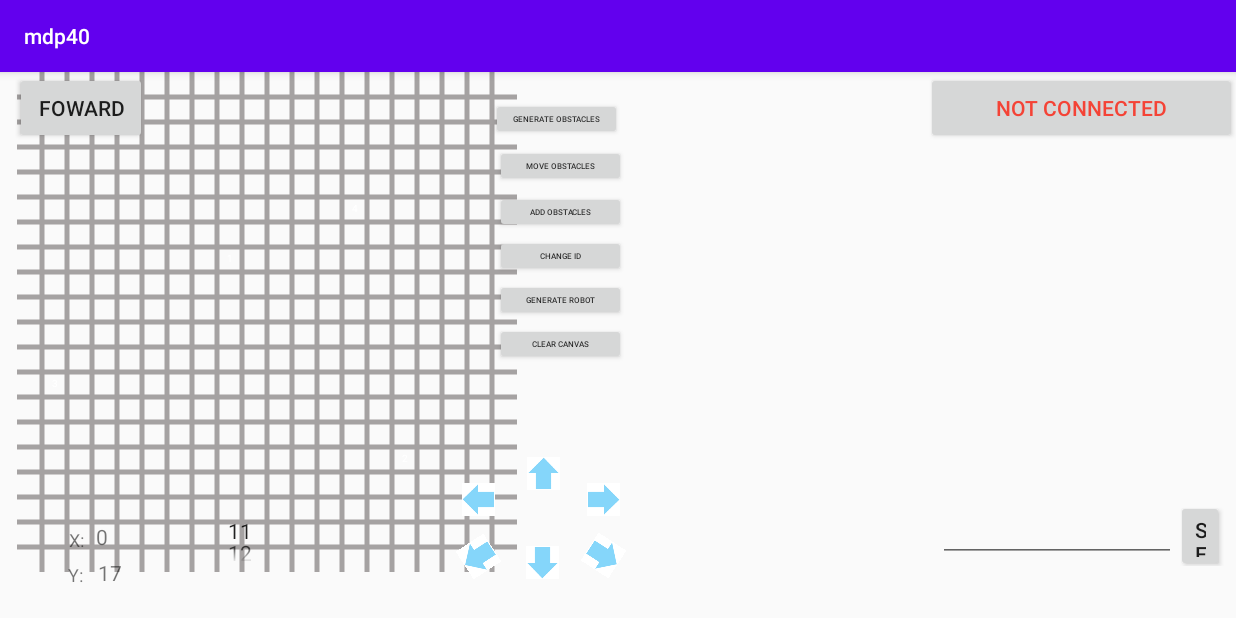
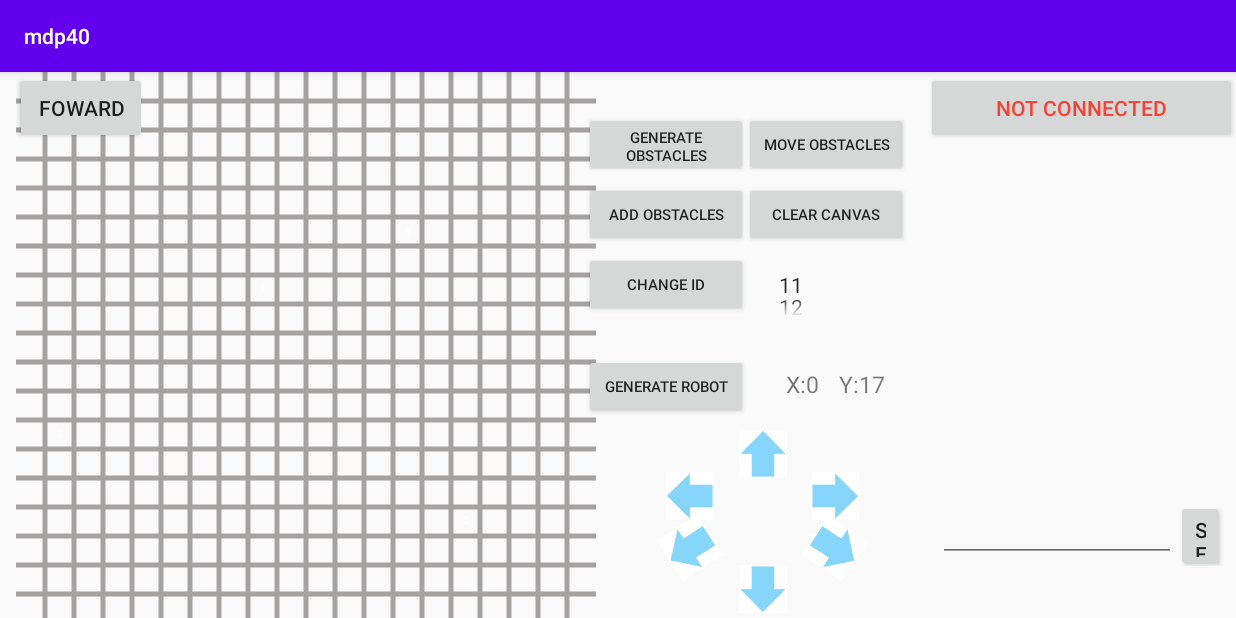
Before and after one commit to Anthony-Zou/mdp40, an Android app: the screen it shows after launch (MainActivity), on a phone screen of 824 x 412 dp (held sideways). Run offline under Robolectric (Android 15) with nearby library versions, the phone set to English and light mode, and no system bars.

Commit message:
changed ui

```diff
--- a/app/src/main/java/com/example/mdp40/MapGeneration/GridMap.java
+++ b/app/src/main/java/com/example/mdp40/MapGeneration/GridMap.java
@@ -96,7 +96,7 @@ public class GridMap extends View{
         int dimension = Math.min(getMeasuredWidth(), getMeasuredHeight());
         cellSize = dimension/20;
 
-        setMeasuredDimension(500, 500);
+        setMeasuredDimension(580, 580);
     }
 
     @Override
@@ -106,9 +106,8 @@ public class GridMap extends View{
 
         drawGridMap(canvas);
         if (game.getGripMap()[0][0] != -1) {
+            //obstacle control
             drawObstacles(canvas);
-            drawRobot(canvas);
-            game.displayLoc(robotleftImage, robottopImage);
             obsIdentity = obstacle.getObsIdentity();
             //Check obsLocation array
             for (int i = 0; i < obsLocation.length; i++) {
@@ -119,21 +118,26 @@ public class GridMap extends View{
             }
             System.out.println();
 
-            //set latest robot location
-            mapPanelFragment = new mapPanelFragment();
-
-
-
             //add numbers to obstacles
             //System.out.println("gridmap new id update:" + newId);
             //System.out.println("todraw obslocation:"+ Arrays.toString(obsLocation[3]));
             for (int i = 0; i < no_of_obs; i++) {
                 //System.out.println("obsLoc changed to: "+ (obsLocation[3][i]));
-                System.out.println("i: "+ i);
+                //System.out.println("i: "+ i);
                 addNumber(canvas, obsIdentity[1][obsLocation[3][i]-11],
                         (float) (obsLocation[0][i] + 0.4) * cellSize,
                         (float) (obsLocation[1][i] + 0.6) * cellSize, obsLocation[4][i]);
             }
+
+            //robot control
+            drawRobot(canvas);
+            game.displayLoc(robotleftImage, robottopImage);
+            //set latest robot location
+            mapPanelFragment = new mapPanelFragment();
+            System.out.println("robot moving1: "+ robotleftImage+ " "+ robottopImage + " " + faceDirection);
+            mapPanelFragment.retrieveCurrentRobot(robotleftImage, robottopImage, faceDirection);
+            System.out.println("robot moving2: "+ robotleftImage+ " "+ robottopImage + " " + faceDirection);
+
         }
         else {
             clearAll();
@@ -362,6 +366,7 @@ public class GridMap extends View{
 
     private void drawRobot(Canvas canvas) {
         resizedRobot = getResizedBitmap(robotBitmap, 3);
+        //place robot on the grid map
         if (game.getGripMap()[0][0] == 2) {
             rotateBitmap(canvas, resizedRobot, robotleftImage, robottopImage, robotAngle);
         }
--- a/app/src/main/java/com/example/mdp40/fragments/mapPanelFragment.java
+++ b/app/src/main/java/com/example/mdp40/fragments/mapPanelFragment.java
@@ -62,6 +62,7 @@ public class mapPanelFragment extends Fragment {
     });
 
 
+
     public mapPanelFragment() {
         // Required empty public constructor
     }
@@ -72,7 +73,10 @@ public class mapPanelFragment extends Fragment {
     private consoleFragment console ;
     String textMessage= "";
     static int currentObs;
-    static int currentRobot;
+    static int currentRobotL;
+    static int currentRobotR;
+    String direction = new String();
+    static int faceDirection;
     boolean changeId = false;
 
     int[] currentId1;
@@ -142,7 +146,7 @@ public class mapPanelFragment extends Fragment {
         obsId.setMaxValue(allId.length-1);
         obsId.setMinValue(0);
         obsId.setWrapSelectorWheel(false);
-                //String data ="{'x':"+gridMap.robotleftImage+",'y':"+gridMap.robottopImage+",'d':'w'}";
+
 
         obsId.setOnValueChangedListener(new NumberPicker.OnValueChangeListener() {
             @Override
@@ -244,21 +248,20 @@ public class mapPanelFragment extends Fragment {
 
             @Override
             public void onClick(View v) {
-
-
-
-
+                //“ROBOT, <x>, <y>, <direction>”
+                //System.out.println("faceDirection: " + faceDirection);
+                sendBTMessage(bluetoothService);
+                //System.out.println("CurrentRobotL: " + currentRobotL);
                 gridMap.moveForward();
                 gridMap.invalidate();
             }
-
-
         });
 
         //Click to move robot backward
         backwardView.setOnClickListener(new View.OnClickListener() {
             @Override
             public void onClick(View v) {
+                sendBTMessage(bluetoothService);
                 gridMap.moveBackward();
                 gridMap.invalidate();
             }
@@ -268,6 +271,7 @@ public class mapPanelFragment extends Fragment {
         turnLView.setOnClickListener(new View.OnClickListener() {
             @Override
             public void onClick(View v) {
+                sendBTMessage(bluetoothService);
                 gridMap.rotateLeft();
                 gridMap.invalidate();
             }
@@ -277,6 +281,7 @@ public class mapPanelFragment extends Fragment {
         turnRView.setOnClickListener(new View.OnClickListener() {
             @Override
             public void onClick(View v) {
+                sendBTMessage(bluetoothService);
                 gridMap.rotateRight();
                 gridMap.invalidate();
             }
@@ -326,7 +331,7 @@ public class mapPanelFragment extends Fragment {
             @Override
             public void onClick(View view) {
                 String data ="Foward KGBKJBKLJH";
-  bluetoothService.write(data.getBytes());
+                bluetoothService.write(data.getBytes());
             }
         });
 
@@ -344,10 +349,37 @@ public class mapPanelFragment extends Fragment {
         this.currentObs = currentObs;
     }
 
-//    public void retrieveCurrentRobot(int currentRobotL, int currentRobotR){
-//        this.currentRobotL = currentRobotL;
-//        this.currentRobotR = currentRobotR;
-//    }
+    public void retrieveCurrentRobot(int currentRobotL, int currentRobotR, int faceDirection){
+        this.currentRobotL = currentRobotL;
+        this.currentRobotR = currentRobotR;
+        this.faceDirection = faceDirection;
+        System.out.println("CurrentRobotL retrieve method: " + currentRobotL+ " "+ currentRobotR + " " + faceDirection);
+    }
+
+    public String getFaceDirection(int faceDirection){
+        String direction = new String();
+        if (faceDirection == 90){
+            direction ="S";
+        }
+        else if (faceDirection == 180){
+            direction = "W";
+        }
+        else if (faceDirection == 270){
+            direction = "N";
+        }
+        else{
+            direction = "E";
+        }
+        System.out.println("direction getFaceDirection: " + direction);
+        return direction;
+    }
+
+    public void sendBTMessage(BluetoothService bluetoothService){
+        direction = getFaceDirection(faceDirection);
+        String data ="ROBOT, <" + currentRobotL +">, <" + currentRobotR
+                + ">, <" + direction + ">";
+        bluetoothService.write(data.getBytes());
+    }
 
 
     private void onClickSend2() {
--- a/app/src/main/res/layout/fragment_panel_center.xml
+++ b/app/src/main/res/layout/fragment_panel_center.xml
@@ -11,91 +11,230 @@
 
     <Button
         android:id="@+id/moveObs"
-
-        android:layout_width="87dp"
-        android:layout_height="28dp"
+        android:layout_width="109dp"
+        android:layout_height="43dp"
         android:text="Move Obstacles"
-        android:textSize="5sp"
+        android:textSize="10sp"
         app:layout_constraintBottom_toBottomOf="parent"
         app:layout_constraintEnd_toEndOf="parent"
-        app:layout_constraintHorizontal_bias="0.627"
+        app:layout_constraintHorizontal_bias="0.996"
         app:layout_constraintStart_toStartOf="parent"
         app:layout_constraintTop_toTopOf="parent"
-        app:layout_constraintVertical_bias="0.144" />
+        app:layout_constraintVertical_bias="0.084" />
+
+    <NumberPicker
+        android:id="@+id/numberPicker"
+        android:layout_width="44dp"
+        android:layout_height="43dp"
+        app:layout_constraintBottom_toBottomOf="parent"
+        app:layout_constraintEnd_toEndOf="parent"
+
+        app:layout_constraintHorizontal_bias="0.895"
+        app:layout_constraintStart_toStartOf="parent"
+        app:layout_constraintTop_toTopOf="parent"
+        app:layout_constraintVertical_bias="0.375" />
+
+    <Button
+        android:id="@+id/addObs"
+        android:layout_width="109dp"
+        android:layout_height="43dp"
+        android:text="Add obstacles"
+        android:textSize="10sp"
+        app:layout_constraintBottom_toBottomOf="parent"
+        app:layout_constraintEnd_toEndOf="parent"
+        app:layout_constraintHorizontal_bias="0.778"
+        app:layout_constraintStart_toStartOf="parent"
+        app:layout_constraintTop_toTopOf="parent"
+        app:layout_constraintVertical_bias="0.229" />
+
+    <Button
+        android:id="@+id/changeId"
+        android:layout_width="109dp"
+        android:layout_height="43dp"
+        android:text="Change id"
+        android:textSize="10sp"
+        app:layout_constraintBottom_toBottomOf="parent"
+        app:layout_constraintEnd_toEndOf="parent"
+
+        app:layout_constraintHorizontal_bias="0.778"
+        app:layout_constraintStart_toStartOf="parent"
+        app:layout_constraintTop_toTopOf="parent"
+        app:layout_constraintVertical_bias="0.375" />
+
+    <Button
+        android:id="@+id/genMap"
+        android:layout_width="109dp"
+        android:layout_height="43dp"
+        android:text="Generate Obstacles"
+        android:textSize="10sp"
+        app:layout_constraintBottom_toBottomOf="parent"
+        app:layout_constraintEnd_toEndOf="parent"
+        app:layout_constraintHorizontal_bias="0.778"
+        app:layout_constraintStart_toStartOf="parent"
+        app:layout_constraintTop_toTopOf="parent"
+        app:layout_constraintVertical_bias="0.084" />
 
     <Button
         android:id="@+id/clearCanvas"
-        android:layout_width="87dp"
-        android:layout_height="28dp"
+        android:layout_width="109dp"
+        android:layout_height="43dp"
         android:text="Clear canvas"
-        android:textSize="5sp"
+        android:textSize="10sp"
         app:layout_constraintBottom_toBottomOf="parent"
         app:layout_constraintEnd_toEndOf="parent"
 
-        app:layout_constraintHorizontal_bias="0.627"
+        app:layout_constraintHorizontal_bias="0.996"
         app:layout_constraintStart_toStartOf="parent"
         app:layout_constraintTop_toTopOf="parent"
-        app:layout_constraintVertical_bias="0.498" />
-
-    <Button
-        android:id="@+id/genMap"
-        android:layout_width="87dp"
-        android:layout_height="28dp"
-        android:text="Generate Obstacles"
-        android:textSize="5sp"
-        app:layout_constraintBottom_toBottomOf="parent"
-        app:layout_constraintEnd_toEndOf="parent"
-        app:layout_constraintHorizontal_bias="0.622"
-        app:layout_constraintStart_toStartOf="parent"
-        app:layout_constraintTop_toTopOf="parent"
-        app:layout_constraintVertical_bias="0.051" />
+        app:layout_constraintVertical_bias="0.229" />
 
     <Button
         android:id="@+id/genRobot"
-        android:layout_width="87dp"
-        android:layout_height="28dp"
+        android:layout_width="109dp"
+        android:layout_height="43dp"
         android:text="Generate Robot"
-        android:textSize="5sp"
+        android:textSize="10sp"
         app:layout_constraintBottom_toBottomOf="parent"
         app:layout_constraintEnd_toEndOf="parent"
 
-        app:layout_constraintHorizontal_bias="0.627"
+        app:layout_constraintHorizontal_bias="0.778"
         app:layout_constraintStart_toStartOf="parent"
         app:layout_constraintTop_toTopOf="parent"
-        app:layout_constraintVertical_bias="0.411" />
+        app:layout_constraintVertical_bias="0.587" />
 
-    <Button
-        android:id="@+id/addObs"
-        android:layout_width="87dp"
-        android:layout_height="28dp"
-        android:text="Add obstacles"
-        android:textSize="5sp"
+    <TextView
+        android:id="@+id/robotRightImage"
+        android:layout_width="wrap_content"
+        android:layout_height="wrap_content"
+        android:text="TextView"
+        android:textSize="15sp"
         app:layout_constraintBottom_toBottomOf="parent"
         app:layout_constraintEnd_toEndOf="parent"
-        app:layout_constraintHorizontal_bias="0.627"
-        app:layout_constraintStart_toStartOf="parent"
+        app:layout_constraintHorizontal_bias="0.0"
+        app:layout_constraintStart_toEndOf="@+id/robotY"
         app:layout_constraintTop_toTopOf="parent"
-        app:layout_constraintVertical_bias="0.237" />
+        app:layout_constraintVertical_bias="0.576" />
 
-    <Button
-        android:id="@+id/changeId"
-        android:layout_width="87dp"
-        android:layout_height="28dp"
-        android:text="Change id"
-        android:textSize="5sp"
+    <TextView
+        android:id="@+id/robotY"
+        android:layout_width="wrap_content"
+        android:layout_height="wrap_content"
+        android:text="Y:"
+        android:textSize="15sp"
         app:layout_constraintBottom_toBottomOf="parent"
         app:layout_constraintEnd_toEndOf="parent"
 
-        app:layout_constraintHorizontal_bias="0.627"
+        app:layout_constraintHorizontal_bias="0.941"
         app:layout_constraintStart_toStartOf="parent"
         app:layout_constraintTop_toTopOf="parent"
-        app:layout_constraintVertical_bias="0.324" />
+        app:layout_constraintVertical_bias="0.576" />
 
+    <TextView
+        android:id="@+id/robotX"
+        android:layout_width="wrap_content"
+        android:layout_height="wrap_content"
+        android:text="X:"
+        android:textSize="15sp"
+        app:layout_constraintBottom_toBottomOf="parent"
+        app:layout_constraintEnd_toEndOf="parent"
+        app:layout_constraintHorizontal_bias="0.88"
+        app:layout_constraintStart_toStartOf="parent"
+        app:layout_constraintTop_toTopOf="parent"
+        app:layout_constraintVertical_bias="0.576" />
+
+    <TextView
+        android:id="@+id/robotLeftImage"
+        android:layout_width="wrap_content"
+        android:layout_height="wrap_content"
+        android:text="TextView"
+        android:textSize="15sp"
+        app:layout_constraintBottom_toBottomOf="parent"
+        app:layout_constraintEnd_toEndOf="parent"
+
+        app:layout_constraintHorizontal_bias="0.0"
+        app:layout_constraintStart_toEndOf="@+id/robotX"
+        app:layout_constraintTop_toTopOf="parent"
+        app:layout_constraintVertical_bias="0.576" />
+
+    <ImageView
+        android:id="@+id/forwardView"
+        android:layout_width="36dp"
+        android:layout_height="32dp"
+        app:layout_constraintBottom_toBottomOf="parent"
+        app:layout_constraintEnd_toEndOf="parent"
+
+        app:layout_constraintHorizontal_bias="0.856"
+        app:layout_constraintStart_toStartOf="parent"
+        app:layout_constraintTop_toTopOf="parent"
+        app:layout_constraintVertical_bias="0.719"
+        custom:srcCompat="@drawable/forward" />
+
+    <ImageView
+        android:id="@+id/turnRView"
+        android:layout_width="36dp"
+        android:layout_height="32dp"
+        app:layout_constraintBottom_toBottomOf="parent"
+        app:layout_constraintEnd_toEndOf="parent"
+        app:layout_constraintHorizontal_bias="0.263"
+        app:layout_constraintStart_toEndOf="@+id/forwardView"
+        app:layout_constraintTop_toTopOf="@+id/forwardView"
+        app:layout_constraintVertical_bias="0.298"
+        custom:srcCompat="@drawable/turnright" />
+
+    <ImageView
+        android:id="@+id/turnLView"
+        android:layout_width="36dp"
+        android:layout_height="32dp"
+        app:layout_constraintBottom_toBottomOf="parent"
+        app:layout_constraintEnd_toStartOf="@+id/forwardView"
+        app:layout_constraintHorizontal_bias="0.972"
+        app:layout_constraintStart_toStartOf="parent"
+        app:layout_constraintTop_toTopOf="@+id/forwardView"
+        app:layout_constraintVertical_bias="0.298"
+        custom:srcCompat="@drawable/turnleft" />
+
+    <ImageView
+        android:id="@+id/turnBLView"
+        android:layout_width="36dp"
+        android:layout_height="32dp"
+        android:rotation="-33"
+        app:layout_constraintBottom_toBottomOf="parent"
+        app:layout_constraintEnd_toStartOf="@+id/forwardView"
+        app:layout_constraintHorizontal_bias="0.972"
+        app:layout_constraintStart_toStartOf="parent"
+        app:layout_constraintTop_toTopOf="parent"
+        app:layout_constraintVertical_bias="0.908"
+        custom:srcCompat="@drawable/turnleft" />
+
+    <ImageView
+        android:id="@+id/backwardView"
+        android:layout_width="36dp"
+        android:layout_height="32dp"
+        app:layout_constraintBottom_toBottomOf="parent"
+        app:layout_constraintEnd_toEndOf="parent"
+        app:layout_constraintHorizontal_bias="0.856"
+        app:layout_constraintStart_toStartOf="parent"
+        app:layout_constraintTop_toBottomOf="@+id/forwardView"
+        app:layout_constraintVertical_bias="0.945"
+        custom:srcCompat="@drawable/backward" />
+
+    <ImageView
+        android:id="@+id/turnBRView"
+        android:layout_width="36dp"
+        android:layout_height="32dp"
+        android:rotation="33"
+        app:layout_constraintBottom_toBottomOf="parent"
+        app:layout_constraintEnd_toEndOf="parent"
+        app:layout_constraintHorizontal_bias="0.263"
+        app:layout_constraintStart_toEndOf="@+id/forwardView"
+        app:layout_constraintTop_toTopOf="parent"
+        app:layout_constraintVertical_bias="0.908"
+        custom:srcCompat="@drawable/turnright" />
 
     <com.example.mdp40.MapGeneration.GridMap
         android:id="@+id/gridMap"
-        android:layout_width="551dp"
-        android:layout_height="478dp"
+        android:layout_width="298dp"
+        android:layout_height="299dp"
         app:layout_constraintBottom_toBottomOf="parent"
         app:layout_constraintEnd_toEndOf="parent"
         app:layout_constraintHorizontal_bias="0.004"
@@ -105,159 +244,14 @@
         custom:XColour="#3F51B5"
         custom:mapColour="#A5A2A2"></com.example.mdp40.MapGeneration.GridMap>
 
-    <NumberPicker
-        android:id="@+id/numberPicker"
-        android:layout_width="44dp"
-        android:layout_height="43dp"
-        app:layout_constraintBottom_toBottomOf="parent"
-        app:layout_constraintEnd_toEndOf="parent"
-
-        app:layout_constraintHorizontal_bias="0.231"
-        app:layout_constraintStart_toStartOf="parent"
-        app:layout_constraintTop_toTopOf="parent"
-        app:layout_constraintVertical_bias="0.885" />
-
-    <ImageView
-        android:id="@+id/turnRView"
-        android:layout_width="26dp"
-        android:layout_height="22dp"
-        app:layout_constraintBottom_toBottomOf="parent"
-
-        app:layout_constraintEnd_toEndOf="parent"
-        app:layout_constraintHorizontal_bias="0.069"
-        app:layout_constraintStart_toEndOf="@+id/forwardView"
-        app:layout_constraintTop_toTopOf="@+id/forwardView"
-        app:layout_constraintVertical_bias="0.203"
-        custom:srcCompat="@drawable/turnright" />
-
-    <ImageView
-        android:id="@+id/forwardView"
-        android:layout_width="26dp"
-        android:layout_height="22dp"
-        app:layout_constraintBottom_toBottomOf="parent"
-        app:layout_constraintEnd_toEndOf="parent"
-
-        app:layout_constraintHorizontal_bias="0.594"
-        app:layout_constraintStart_toStartOf="parent"
-        app:layout_constraintTop_toTopOf="parent"
-        app:layout_constraintVertical_bias="0.75"
-        custom:srcCompat="@drawable/forward" />
-
-    <ImageView
-        android:id="@+id/backwardView"
-
-        android:layout_width="26dp"
-        android:layout_height="22dp"
-        app:layout_constraintBottom_toBottomOf="parent"
-        app:layout_constraintEnd_toEndOf="parent"
-
-        app:layout_constraintHorizontal_bias="0.593"
-        app:layout_constraintStart_toStartOf="parent"
-        app:layout_constraintTop_toBottomOf="@+id/forwardView"
-        app:layout_constraintVertical_bias="0.588"
-        custom:srcCompat="@drawable/backward" />
-
-    <ImageView
-        android:id="@+id/turnLView"
-        android:layout_width="26dp"
-        android:layout_height="22dp"
-        app:layout_constraintBottom_toBottomOf="parent"
-
-        app:layout_constraintEnd_toStartOf="@+id/forwardView"
-        app:layout_constraintHorizontal_bias="0.945"
-        app:layout_constraintStart_toStartOf="parent"
-        app:layout_constraintTop_toTopOf="@+id/forwardView"
-        app:layout_constraintVertical_bias="0.203"
-        custom:srcCompat="@drawable/turnleft" />
-
-    <TextView
-        android:id="@+id/robotX"
-        android:layout_width="wrap_content"
-        android:layout_height="wrap_content"
-        android:text="X:"
-        android:textSize="12sp"
-        app:layout_constraintBottom_toBottomOf="parent"
-        app:layout_constraintEnd_toEndOf="parent"
-        app:layout_constraintHorizontal_bias="0.061"
-        app:layout_constraintStart_toStartOf="parent"
-        app:layout_constraintTop_toTopOf="parent"
-        app:layout_constraintVertical_bias="0.873" />
-
-
-    <ImageView
-        android:id="@+id/turnBLView"
-        android:layout_width="26dp"
-        android:layout_height="22dp"
-
-        android:rotation="-33"
-        app:layout_constraintBottom_toBottomOf="parent"
-        app:layout_constraintEnd_toStartOf="@+id/forwardView"
-        app:layout_constraintHorizontal_bias="0.945"
-        app:layout_constraintStart_toStartOf="parent"
-        app:layout_constraintTop_toTopOf="parent"
-        app:layout_constraintVertical_bias="0.912"
-        custom:srcCompat="@drawable/turnleft" />
-
-    <ImageView
-        android:id="@+id/turnBRView"
-        android:layout_width="26dp"
-        android:layout_height="22dp"
-        android:rotation="33"
-
-        app:layout_constraintBottom_toBottomOf="parent"
-        app:layout_constraintEnd_toEndOf="parent"
-        app:layout_constraintHorizontal_bias="0.069"
-        app:layout_constraintStart_toEndOf="@+id/forwardView"
-        app:layout_constraintTop_toTopOf="parent"
-        app:layout_constraintVertical_bias="0.91"
-        custom:srcCompat="@drawable/turnright" />
-
-    <TextView
-        android:id="@+id/robotRightImage"
-        android:layout_width="wrap_content"
-        android:layout_height="wrap_content"
-        android:text="TextView"
-        app:layout_constraintBottom_toBottomOf="parent"
-        app:layout_constraintEnd_toEndOf="parent"
-        app:layout_constraintHorizontal_bias="0.037"
-        app:layout_constraintStart_toStartOf="@+id/robotY"
-        app:layout_constraintTop_toTopOf="parent"
-        app:layout_constraintVertical_bias="0.94" />
-
-    <TextView
-        android:id="@+id/robotY"
-        android:layout_width="wrap_content"
-        android:layout_height="wrap_content"
-        android:text="Y:"
-        android:textSize="12sp"
-        app:layout_constraintBottom_toBottomOf="parent"
-        app:layout_constraintEnd_toEndOf="parent"
-
-        app:layout_constraintHorizontal_bias="0.06"
-        app:layout_constraintStart_toStartOf="parent"
-        app:layout_constraintTop_toTopOf="parent"
-        app:layout_constraintVertical_bias="0.941" />
-
-    <TextView
-        android:id="@+id/robotLeftImage"
-        android:layout_width="wrap_content"
-        android:layout_height="wrap_content"
-        android:text="TextView"
-        app:layout_constraintBottom_toBottomOf="parent"
-        app:layout_constraintEnd_toEndOf="parent"
-
-        app:layout_constraintHorizontal_bias="0.015"
-        app:layout_constraintStart_toEndOf="@+id/robotX"
-        app:layout_constraintTop_toTopOf="parent"
-        app:layout_constraintVertical_bias="0.871" />
 
     <Button
         android:id="@+id/fowardBtn"
         android:layout_width="wrap_content"
         android:layout_height="wrap_content"
         android:text="Foward"
-        tools:layout_editor_absoluteX="292dp"
-        tools:layout_editor_absoluteY="358dp" />
+        tools:layout_editor_absoluteX="54dp"
+        tools:layout_editor_absoluteY="115dp" />
 
     <!-- TODO: Update blank fragment layout -->
 <!--    <TextView-->
```
Also changed, not shown: app/src/main/java/com/example/mdp40/MapGeneration/Robot.java (+95 -28 lines).
